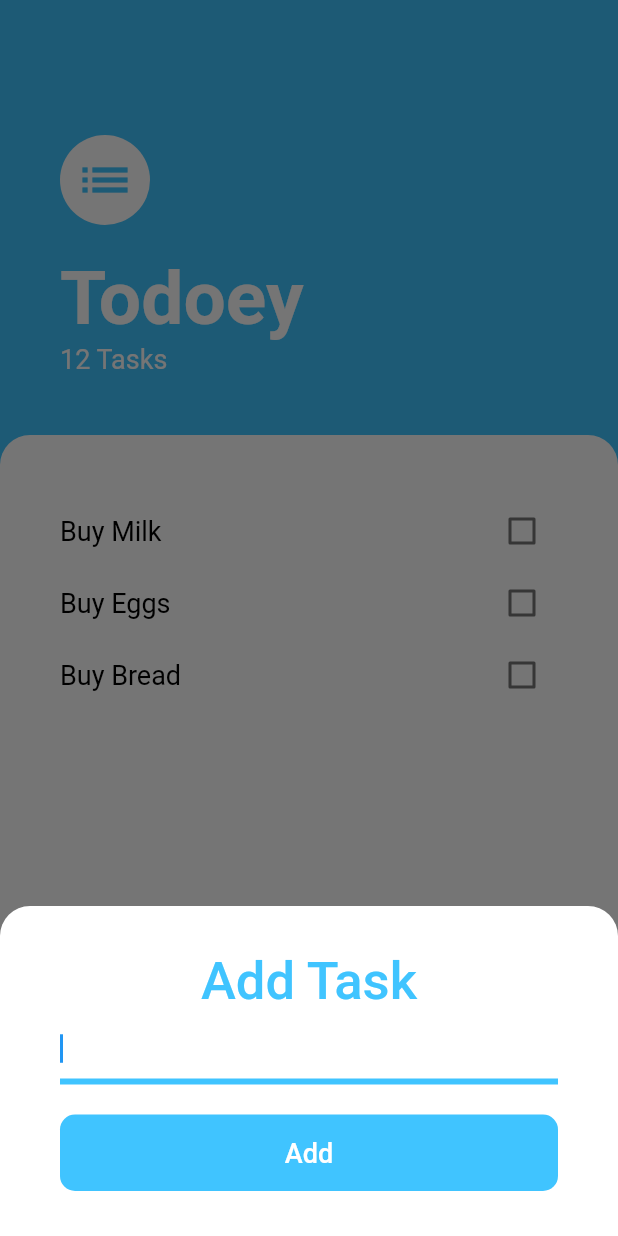
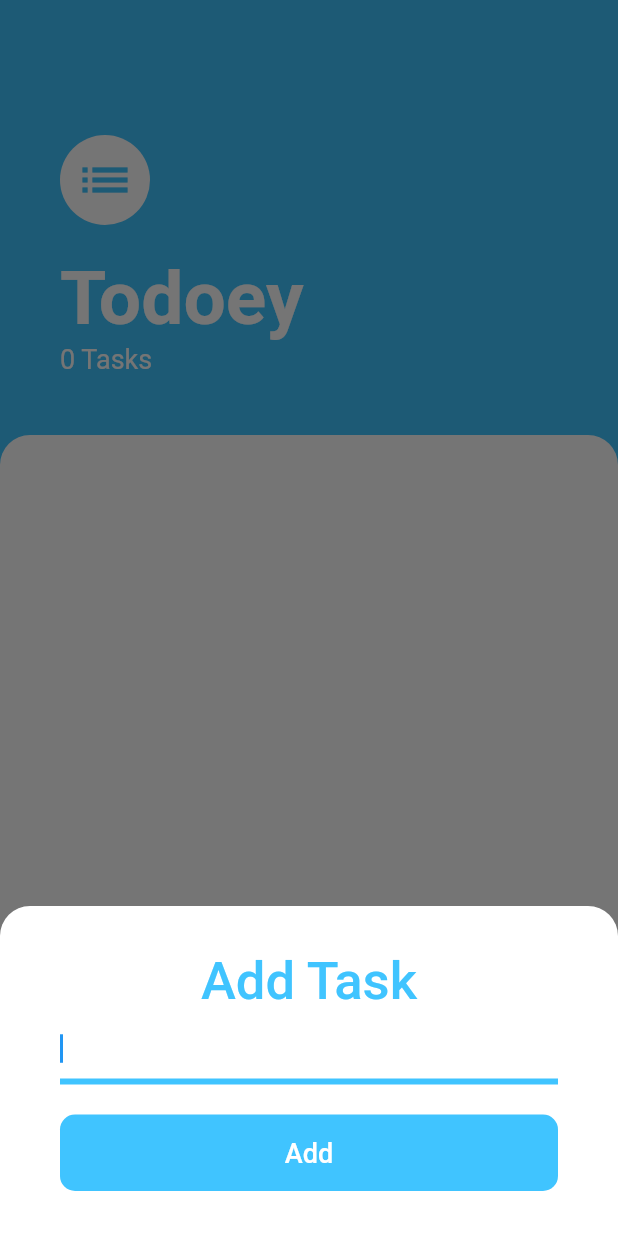
Before and after one commit to KoopaEater/todoey, a Flutter app: the screen it shows after launch, after a tap on the "add" icon, on a phone screen of 412 x 824 dp. Run offline on Flutter 3.47's test engine with Material 2 defaults, Android fonts, the phone set to English and light mode, and no system bars.

Commit message:
Appen er færdig! Provider er implementeret til State management og man kan fjerne items fra listen.

```diff
--- a/lib/constants.dart
+++ b/lib/constants.dart
@@ -1,6 +1,7 @@
 import 'package:flutter/material.dart';
 
 typedef VoidBoolCallback = void Function(bool?);
+typedef AddTaskCallback = void Function(String);
 
 const kBigTextStyle = TextStyle(
   fontSize: 50.0,
--- a/lib/custom_widgets/task_checkbox.dart
+++ /dev/null
@@ -1,19 +0,0 @@
-import 'package:flutter/material.dart';
-
-import 'package:todoey/constants.dart';
-
-class TaskCheckbox extends StatelessWidget {
-  final bool checkState;
-  final VoidBoolCallback? onChanged;
-
-  TaskCheckbox({required this.onChanged, required this.checkState});
-
-  @override
-  Widget build(BuildContext context) {
-    return Checkbox(
-      activeColor: Colors.lightBlueAccent,
-      value: checkState,
-      onChanged: onChanged,
-    );
-  }
-}
--- a/lib/custom_widgets/tasks_list.dart
+++ b/lib/custom_widgets/tasks_list.dart
@@ -1,16 +1,33 @@
 import 'package:flutter/material.dart';
+import 'package:provider/provider.dart';
 import 'package:todoey/custom_widgets/todo_item.dart';
+import 'package:todoey/models/task.dart';
+import 'package:todoey/global.dart';
 
 class TasksList extends StatelessWidget {
+
   @override
   Widget build(BuildContext context) {
-    return ListView(
-      padding: EdgeInsets.only(top: 40.0, left: 40.0, right: 40.0),
-      children: [
-        ToDoItem(itemName: 'Buy Milk'),
-        ToDoItem(itemName: 'Buy Eggs'),
-        ToDoItem(itemName: 'Buy Bread'),
-      ],
+    return Consumer<Data>(
+      builder: (context, data, child) => ListView.builder(
+        padding: EdgeInsets.all(40.0),
+        itemCount: data.taskCount,
+        itemBuilder: (context, index) {
+          final Task task = data.tasks[index];
+          return ToDoItem(
+            itemName: task.title,
+            checked: task.finished,
+            onChanged: (checkState) {
+              data.updateTask(task);
+            },
+            onLongPress: () {
+              if (task.finished) {
+                data.removeTask(task);
+              }
+            },
+          );
+        },
+      ),
     );
   }
 }
--- a/lib/custom_widgets/todo_item.dart
+++ b/lib/custom_widgets/todo_item.dart
@@ -1,40 +1,34 @@
 import 'package:flutter/material.dart';
-import 'package:todoey/custom_widgets/task_checkbox.dart';
 import 'package:todoey/constants.dart';
 
-class ToDoItem extends StatefulWidget {
+class ToDoItem extends StatelessWidget {
   final String itemName;
-  final VoidCallback? onChanged;
+  final VoidBoolCallback? onChanged;
+  final bool checked;
+  final VoidCallback? onLongPress;
 
-  ToDoItem({required this.itemName, this.onChanged});
-
-  @override
-  State<ToDoItem> createState() => _ToDoItemState();
-}
-
-class _ToDoItemState extends State<ToDoItem> {
-  bool checked = false;
+  ToDoItem({required this.itemName, required this.checked, this.onChanged, this.onLongPress});
 
   @override
   Widget build(BuildContext context) {
-    return Row(
+    return GestureDetector(
+      onLongPress: onLongPress,
+      child: Row(
         mainAxisAlignment: MainAxisAlignment.spaceBetween,
         children: [
           Text(
-          widget.itemName,
+            itemName,
             style: kItemTextStyle.copyWith(
               decoration: checked ? TextDecoration.lineThrough : null,
             ),
           ),
-        TaskCheckbox(
-          onChanged: (checkState) {
-            setState(() {
-              checked = checkState ?? false;
-            });
-          },
-          checkState: checked,
+          Checkbox(
+            activeColor: Colors.lightBlueAccent,
+            value: checked,
+            onChanged: onChanged,
           ),
         ],
+      ),
     );
   }
 }
--- /dev/null
+++ b/lib/global.dart
@@ -0,0 +1,30 @@
+import 'dart:collection';
+
+import 'package:flutter/foundation.dart';
+import 'package:todoey/models/task.dart';
+
+
+class Data extends ChangeNotifier {
+
+  List<Task> _tasks = [];
+
+  UnmodifiableListView<Task> get tasks => UnmodifiableListView(_tasks);
+
+  int get taskCount => _tasks.length;
+
+  void addTask(Task task) {
+    _tasks.add(task);
+    notifyListeners();
+  }
+
+  void removeTask(Task task) {
+    _tasks.remove(task);
+    notifyListeners();
+  }
+
+  void updateTask(Task task) {
+    task.toggleFinished();
+    notifyListeners();
+  }
+
+}
--- a/lib/main.dart
+++ b/lib/main.dart
@@ -1,5 +1,7 @@
 import 'package:flutter/material.dart';
 import 'package:todoey/screens/tasks_screen.dart';
+import 'package:provider/provider.dart';
+import 'package:todoey/global.dart';
 
 void main() => runApp(TodoeyApp());
 
@@ -7,8 +9,11 @@ class TodoeyApp extends StatelessWidget {
 
   @override
   Widget build(BuildContext context) {
-    return MaterialApp(
-      home: TasksScreen(),
+    return ChangeNotifierProvider<Data>(
+      create: (_) => Data(),
+      child: MaterialApp(
+        home: TasksScreen(),
+      ),
     );
   }
 }
--- /dev/null
+++ b/lib/models/task.dart
@@ -0,0 +1,12 @@
+class Task {
+
+  final String title;
+  bool finished;
+
+  Task({required this.title, this.finished = false});
+
+  void toggleFinished() {
+    finished = !finished;
+  }
+
+}
--- a/lib/screens/add_task_screen.dart
+++ b/lib/screens/add_task_screen.dart
@@ -1,12 +1,18 @@
 import 'package:flutter/material.dart';
+import 'package:provider/provider.dart';
 import 'package:todoey/constants.dart';
+import 'package:todoey/global.dart';
+import 'package:todoey/models/task.dart';
 
 class AddTaskScreen extends StatelessWidget {
+  final TextEditingController controller = TextEditingController();
+
   @override
   Widget build(BuildContext context) {
     return SingleChildScrollView(
       child: Container(
-        padding: EdgeInsets.only(bottom: MediaQuery.of(context).viewInsets.bottom),
+        padding:
+            EdgeInsets.only(bottom: MediaQuery.of(context).viewInsets.bottom),
         decoration: BoxDecoration(
           color: Color(0xFF757575),
         ),
@@ -28,14 +34,23 @@ class AddTaskScreen extends StatelessWidget {
                 textAlign: TextAlign.center,
               ),
               TextField(
+                textCapitalization: TextCapitalization.sentences,
                 autofocus: true,
                 decoration: kTextFieldDecoration,
+                controller: controller,
               ),
               SizedBox(
                 height: 20.0,
               ),
               FilledButton(
-                onPressed: () {},
+                onPressed: () {
+                  Provider.of<Data>(context, listen: false).addTask(
+                    Task(
+                      title: controller.value.text,
+                    ),
+                  );
+                  Navigator.pop(context);
+                },
                 style: kGeneralButtonStyle,
                 child: Padding(
                   padding: EdgeInsets.all(15.0),
--- a/lib/screens/tasks_screen.dart
+++ b/lib/screens/tasks_screen.dart
@@ -1,18 +1,23 @@
 import 'package:flutter/material.dart';
 import 'package:todoey/constants.dart';
-
 import 'package:todoey/custom_widgets/tasks_list.dart';
-
 import 'package:todoey/screens/add_task_screen.dart';
+import 'package:provider/provider.dart';
+import 'package:todoey/global.dart';
 
 class TasksScreen extends StatelessWidget {
+
   @override
   Widget build(BuildContext context) {
     return Scaffold(
       backgroundColor: Colors.lightBlueAccent,
       floatingActionButton: FloatingActionButton(
         onPressed: () {
-          showModalBottomSheet(context: context, isScrollControlled: true, builder: (context) => AddTaskScreen());
+          showModalBottomSheet(
+            context: context,
+            isScrollControlled: true,
+            builder: (context) => AddTaskScreen(),
+          );
         },
         backgroundColor: Colors.lightBlueAccent,
         child: Icon(
@@ -51,7 +56,7 @@ class TasksScreen extends StatelessWidget {
                   style: kBigTextStyle,
                 ),
                 Text(
-                  '12 Tasks',
+                  '${Provider.of<Data>(context).taskCount} Tasks',
                   style: kSmallTextStyle,
                 ),
               ],
--- a/pubspec.yaml
+++ b/pubspec.yaml
@@ -35,6 +35,7 @@ dependencies:
   # The following adds the Cupertino Icons font to your application.
   # Use with the CupertinoIcons class for iOS style icons.
   cupertino_icons: ^1.0.2
+  provider: ^6.0.5
 
 dev_dependencies:
   flutter_test:
```
Also changed, not shown: pubspec.lock, 1 other file. Lines whose indentation alone changed are shown as unchanged.
